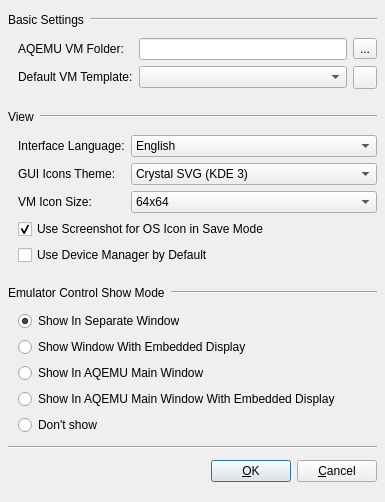
The window that src/Settings_Window.ui (tobimensch/aqemu) describes before a commit, drawn with Qt 5.
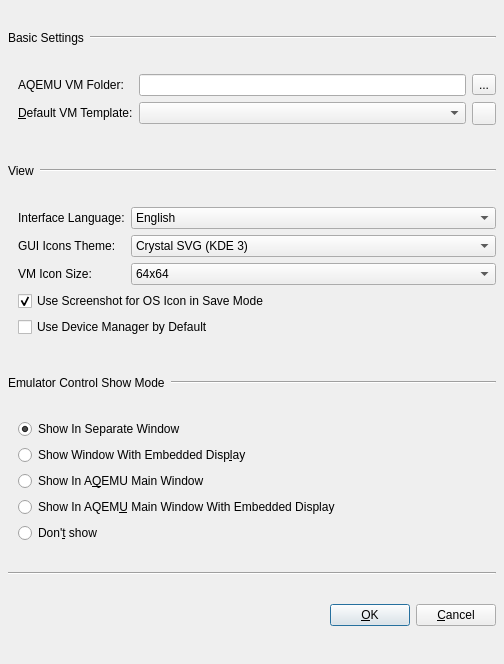
The same window after the commit. Icons and pictures are not drawn.

What changed in the file:
```diff
--- a/src/Settings_Window.ui
+++ b/src/Settings_Window.ui
@@ -7,8 +7,8 @@
    <rect>
     <x>0</x>
     <y>0</y>
-    <width>385</width>
-    <height>502</height>
+    <width>504</width>
+    <height>664</height>
    </rect>
   </property>
   <property name="windowTitle">
@@ -84,7 +84,7 @@
         </sizepolicy>
        </property>
        <property name="text">
-        <string>Default VM Template:</string>
+        <string>&amp;Default VM Template:</string>
        </property>
        <property name="buddy">
         <cstring>CB_Default_VM_Template</cstring>
@@ -321,28 +321,28 @@
      <item>
       <widget class="QRadioButton" name="RB_Emul_Show_VNC">
        <property name="text">
-        <string>Show Window With Embedded Display</string>
+        <string>Show Window With Embedded Disp&amp;lay</string>
        </property>
       </widget>
      </item>
      <item>
       <widget class="QRadioButton" name="RB_Emul_Show_In_Main_Window">
        <property name="text">
-        <string>Show In AQEMU Main Window</string>
+        <string>Show In A&amp;QEMU Main Window</string>
        </property>
       </widget>
      </item>
      <item>
       <widget class="QRadioButton" name="RB_Emul_Show_VNC_In_Main_Window">
        <property name="text">
-        <string>Show In AQEMU Main Window With Embedded Display</string>
+        <string>Show In AQEM&amp;U Main Window With Embedded Display</string>
        </property>
       </widget>
      </item>
      <item>
       <widget class="QRadioButton" name="RB_Emul_No_Show">
        <property name="text">
-        <string>Don't show</string>
+        <string>Don'&amp;t show</string>
        </property>
       </widget>
      </item>
```
Left out of the diff: 12 changed lines with no effect on the pictures.
